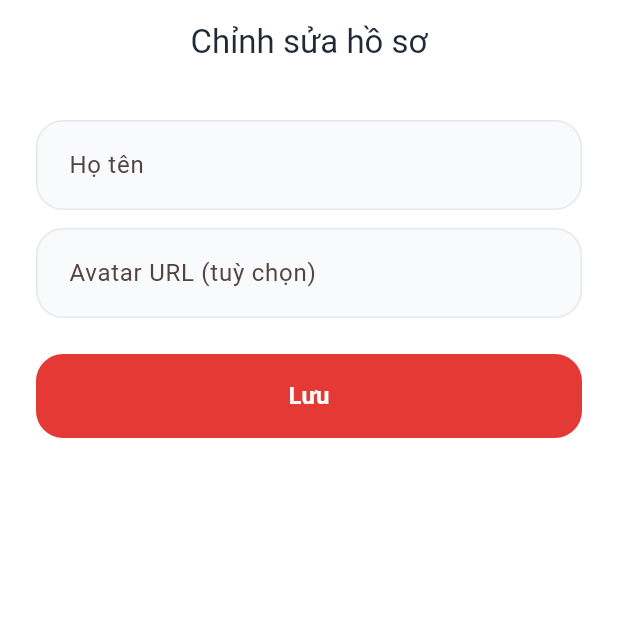
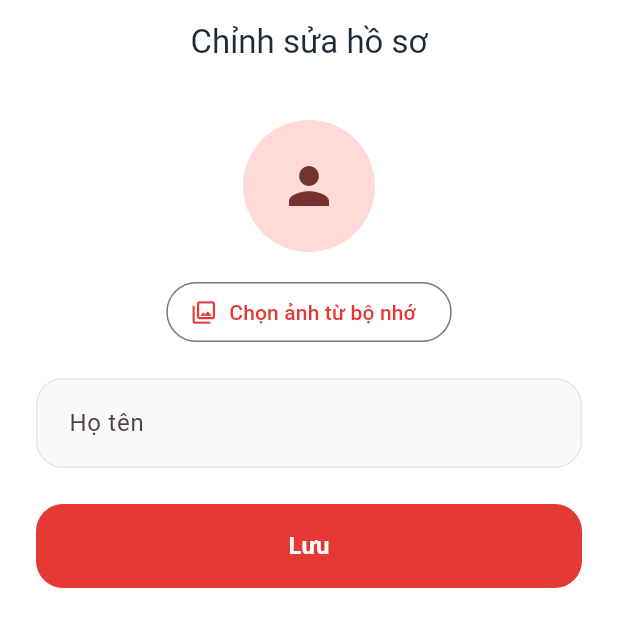
Before and after one commit to ngothanhkhoi-v1024/Sfinity_MobileApp, a Flutter app: the EditProfilePage screen opened by its route, on a phone screen of 412 x 824 dp. Shown: the top 627 px of the screen. Run offline on Flutter 3.47's test engine with Material 3 defaults, Android fonts, the phone set to English and light mode, and no system bars; our stand-ins replace cloud_firestore, dio, file_picker, firebase_auth, firebase_core, firebase_storage and 10 more; missing offline and left inert: syncfusion_flutter_pdfviewer; accounts and stored records are empty.

Commit message:
fix(setting): profile image pick

```diff
--- a/mobile/lib/features/profile/presentation/pages/edit_profile_page.dart
+++ b/mobile/lib/features/profile/presentation/pages/edit_profile_page.dart
@@ -1,5 +1,9 @@
+import 'dart:io';
+
 import 'package:dio/dio.dart';
 import 'package:flutter/material.dart';
+import 'package:firebase_storage/firebase_storage.dart';
+import 'package:image_picker/image_picker.dart';
 
 import '../../../../app.dart';
 import '../../../../core/network/api_client.dart';
@@ -13,21 +17,62 @@ class EditProfilePage extends StatefulWidget {
 
 class _EditProfilePageState extends State<EditProfilePage> {
   final _name = TextEditingController();
-  final _avatar = TextEditingController();
+  String? _avatarUrl;
+  File? _pickedAvatar;
+  bool _uploading = false;
 
   @override
   void initState() {
     super.initState();
     final user = SfinityApp.auth.user;
     _name.text = user?['name']?.toString() ?? '';
-    _avatar.text = user?['avatar']?.toString() ?? '';
+    _avatarUrl = user?['avatar']?.toString();
+  }
+
+  @override
+  void dispose() {
+    _name.dispose();
+    super.dispose();
+  }
+
+  Future<void> _pickAvatar() async {
+    final picker = ImagePicker();
+    final picked = await picker.pickImage(
+      source: ImageSource.gallery,
+      maxWidth: 1024,
+      imageQuality: 85,
+    );
+
+    if (picked == null) return;
+
+    setState(() {
+      _pickedAvatar = File(picked.path);
+    });
+  }
+
+  Future<String> _uploadAvatar(File file) async {
+    final userId = SfinityApp.auth.user?['id']?.toString() ?? 'unknown';
+    final remoteName = '${DateTime.now().millisecondsSinceEpoch}_${file.path.split(RegExp(r'[/\\]')).last}';
+    final path = 'avatars/$userId/$remoteName';
+    final ref = FirebaseStorage.instance.ref().child(path);
+    final snapshot = await ref.putFile(file);
+    return snapshot.ref.getDownloadURL();
   }
 
   Future<void> _submit() async {
+    if (_uploading) return;
+
     try {
+      setState(() => _uploading = true);
+
+      String? avatarUrl = _avatarUrl;
+      if (_pickedAvatar != null) {
+        avatarUrl = await _uploadAvatar(_pickedAvatar!);
+      }
+
       final updated = await ApiClient.instance.patch('/auth/profile', {
         'name': _name.text.trim(),
-        if (_avatar.text.trim().isNotEmpty) 'avatar': _avatar.text.trim(),
+        if (avatarUrl != null && avatarUrl.isNotEmpty) 'avatar': avatarUrl,
       });
       SfinityApp.auth.setUser(updated);
       if (mounted) {
@@ -42,31 +87,65 @@ class _EditProfilePageState extends State<EditProfilePage> {
           SnackBar(content: Text(ApiClient.instance.errorMessage(e))),
         );
       }
+    } catch (e) {
+      if (mounted) {
+        ScaffoldMessenger.of(context).showSnackBar(
+          SnackBar(content: Text('Không thể cập nhật avatar: $e')),
+        );
+      }
+    } finally {
+      if (mounted) {
+        setState(() => _uploading = false);
+      }
     }
+  }
+
+  Widget _buildAvatarPreview() {
+    final image = _pickedAvatar != null
+        ? FileImage(_pickedAvatar!) as ImageProvider
+        : (_avatarUrl != null && _avatarUrl!.isNotEmpty)
+            ? NetworkImage(_avatarUrl!)
+            : null;
+
+    return CircleAvatar(
+      radius: 44,
+      backgroundColor: Theme.of(context).colorScheme.primaryContainer,
+      backgroundImage: image,
+      child: image == null ? const Icon(Icons.person, size: 40) : null,
+    );
   }
 
   @override
   Widget build(BuildContext context) {
     return Scaffold(
       appBar: AppBar(title: const Text('Chỉnh sửa hồ sơ')),
-      body: Padding(
+      body: SingleChildScrollView(
         padding: const EdgeInsets.all(24),
         child: Column(
           children: [
+            _buildAvatarPreview(),
+            const SizedBox(height: 16),
+            OutlinedButton.icon(
+              onPressed: _uploading ? null : _pickAvatar,
+              icon: const Icon(Icons.photo_library_outlined),
+              label: const Text('Chọn ảnh từ bộ nhớ'),
+            ),
+            const SizedBox(height: 20),
             TextField(
               controller: _name,
               decoration: const InputDecoration(labelText: 'Họ tên', border: OutlineInputBorder()),
             ),
-            const SizedBox(height: 12),
-            TextField(
-              controller: _avatar,
-              decoration: const InputDecoration(
-                labelText: 'Avatar URL (tuỳ chọn)',
-                border: OutlineInputBorder(),
-              ),
+            const SizedBox(height: 24),
+            FilledButton(
+              onPressed: _uploading ? null : _submit,
+              child: _uploading
+                  ? const SizedBox(
+                      width: 18,
+                      height: 18,
+                      child: CircularProgressIndicator(strokeWidth: 2, color: Colors.white),
+                    )
+                  : const Text('Lưu'),
             ),
-            const SizedBox(height: 24),
-            FilledButton(onPressed: _submit, child: const Text('Lưu')),
           ],
         ),
       ),
```
Also changed, not shown: mobile/lib/features/profile/presentation/pages/profile_page.dart (+14 -3 lines).
